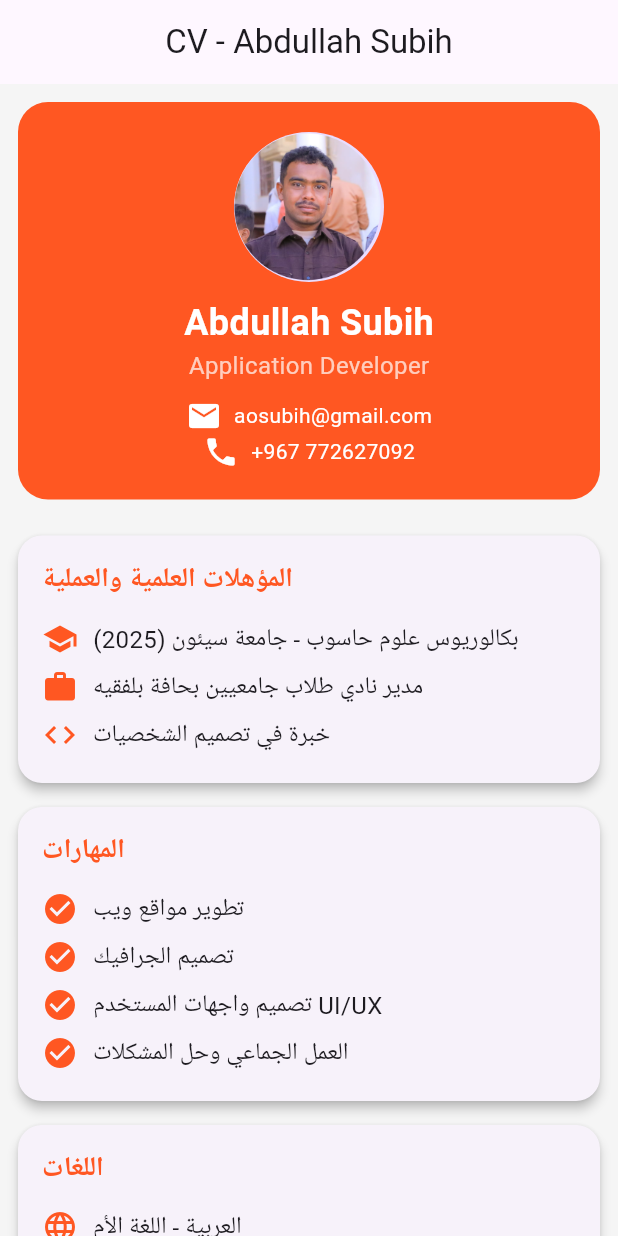
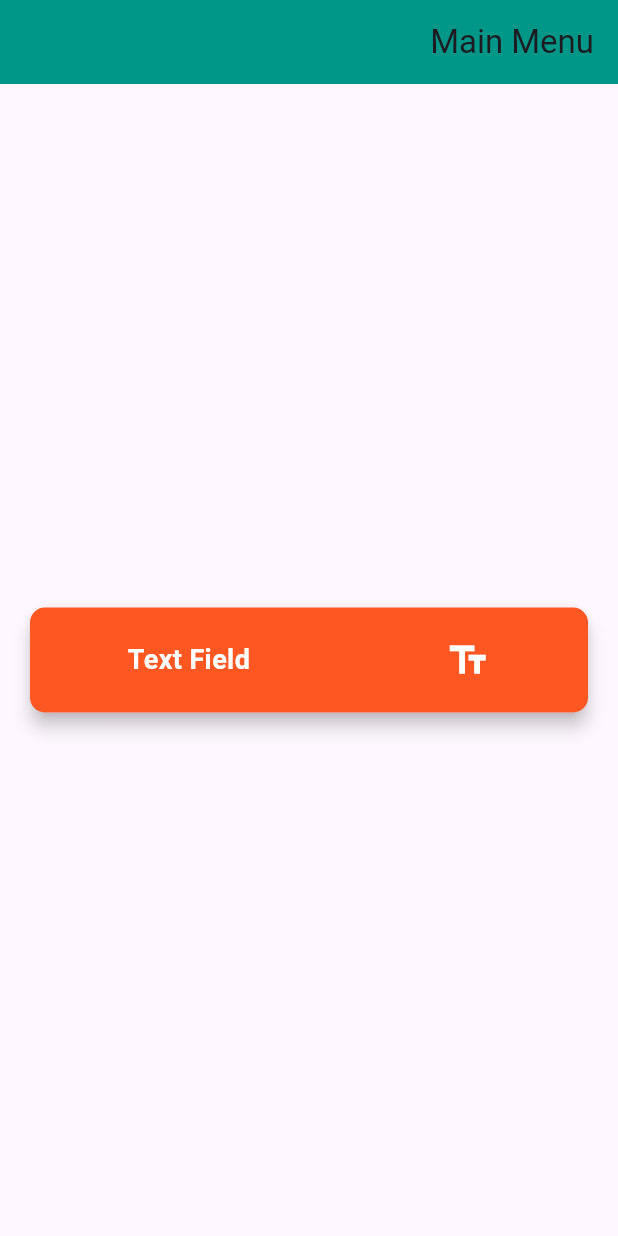
Before and after one commit to aos092/Homeworks_flutter, a Flutter app: the screen it shows after launch, on a phone screen of 412 x 824 dp. Run offline on Flutter 3.47's test engine with Material 3 defaults, Android fonts, the light colour scheme and no system bars; Roboto replaces fonts that are missing (Amiri).

Commit message:
homework textfild

```diff
--- a/lib/main.dart
+++ b/lib/main.dart
@@ -1,182 +1,95 @@
 import 'package:flutter/material.dart';
+/*import 'cv.dart';
+import 'ListView/ListView.builder and drawer.dart';
+import 'ListView/ListView.dart';
+import 'SingleChild.dart';
+import 'bottombar/Indexpage.dart';*/
+import 'Textfild.dart';
 
 void main() {
-  runApp(ProfileApp());
+  runApp(const MyApp());
 }
 
-class ProfileApp extends StatelessWidget {
+class MyApp extends StatelessWidget {
+  const MyApp({Key? key}) : super(key: key);
+
   @override
   Widget build(BuildContext context) {
     return MaterialApp(
       debugShowCheckedModeBanner: false,
       theme: ThemeData(
         primarySwatch: Colors.deepOrange,
-        scaffoldBackgroundColor: Colors.grey[100],
+        fontFamily: 'Amiri',
+        visualDensity: VisualDensity.adaptivePlatformDensity,
       ),
-      home: CVPage(),
+      builder: (context, child) {
+        return Directionality(
+          textDirection: TextDirection.rtl,
+          child: child!,
+        );
+      },
+      home: const FirstPage(),
     );
   }
 }
 
-class CVPage extends StatelessWidget {
+class FirstPage extends StatelessWidget {
+  const FirstPage({super.key});
+
   @override
   Widget build(BuildContext context) {
     return Scaffold(
       appBar: AppBar(
-        title: Text('CV - Abdullah Subih'),
-        centerTitle: true,
+        title: Text('Main Menu'),
+        backgroundColor: Colors.teal,
       ),
-      body: SingleChildScrollView(
-        padding: EdgeInsets.all(12),
+      body: Center(
+        child: SingleChildScrollView(
           child: Column(
+            mainAxisAlignment: MainAxisAlignment.center,
             children: [
-            //
-            Container(
-              padding: EdgeInsets.all(20),
-              decoration: BoxDecoration(
-                color: Colors.deepOrange,
-                borderRadius: BorderRadius.circular(20),
-              ),
-              child: Column(
-                children: [
-                  CircleAvatar(
-                    radius: 50,
-                    backgroundImage: AssetImage('pics/profileimg.png'),
-                  ),
-                  SizedBox(height: 10),
-                  Text(
-                    'Abdullah Subih',
-                    style: TextStyle(
-                      fontSize: 24,
-                      color: Colors.white,
-                      fontWeight: FontWeight.bold,
+              /*_buildNavigationButton(context, 'Single Child', Colors.teal, Icons.child_care, SingleChild()),
+              _buildNavigationButton(context, 'CV', Colors.red, Icons.picture_as_pdf, CV()),
+              _buildNavigationButton(context, 'List', Colors.green, Icons.list, Listview()),
+              _buildNavigationButton(context, 'ListView Builder', Colors.orange, Icons.view_list, Listviewbuilder()),
+              _buildNavigationButton(context, 'Bottom Nav', Colors.purple, Icons.navigation, Indexpage()),*/
+              _buildNavigationButton(context, 'Text Field', Colors.deepOrange, Icons.text_fields, Textfild()),
+            ],
           ),
         ),
+      ),
+    );
+  }
+
+  Widget _buildNavigationButton(BuildContext context, String title, Color color, IconData icon, Widget page) {
+    return Card(
+      margin: const EdgeInsets.symmetric(vertical: 10, horizontal: 20),
+      elevation: 5,
+      child: InkWell(
+        onTap: () {
+          Navigator.push(
+            context,
+            MaterialPageRoute(builder: (context) => page),
+          );
+        },
+        child: Container(
+          padding: EdgeInsets.symmetric(vertical: 20),
+          decoration: BoxDecoration(
+            color: color,
+            borderRadius: BorderRadius.circular(10),
+          ),
+          child: Row(
+            mainAxisAlignment: MainAxisAlignment.spaceAround,
+            children: [
+              Icon(icon, color: Colors.white, size: 30),
               Text(
-                    'Application Developer',
-                    style: TextStyle(
-                      fontSize: 16,
-                      color: Colors.white70,
-                    ),
-                  ),
-                  SizedBox(height: 10),
-                  Row(
-                    mainAxisAlignment: MainAxisAlignment.center,
-                    children: [
-                      Icon(Icons.email, color: Colors.white),
-                      SizedBox(width: 8),
-                      Text(
-                        'aosubih@gmail.com',
-                        style: TextStyle(color: Colors.white),
+                title,
+                style: TextStyle(color: Colors.white, fontSize: 18, fontWeight: FontWeight.bold),
               ),
             ],
           ),
-                  Row(
-                    mainAxisAlignment: MainAxisAlignment.center,
-                    children: [
-                      Icon(Icons.phone, color: Colors.white),
-                      SizedBox(width: 8),
-                      Text(
-                        '+967 772627092',
-                        style: TextStyle(color: Colors.white),
-                      ),
-                    ],
-                  ),
-                ],
-              ),
-            ),
-
-            SizedBox(height: 16),
-
-            // المؤهلات
-            CVSection(
-              title: 'المؤهلات العلمية والعملية',
-              items: [
-                CVItem(Icons.school,
-                    'بكالوريوس علوم حاسوب - جامعة سيئون (2025)'),
-                CVItem(Icons.work,
-                    'مدير نادي طلاب جامعيين بحافة بلفقيه'),
-                CVItem(Icons.code, 'خبرة في تصميم الشخصيات'),
-              ],
-            ),
-
-            // المهارات
-            CVSection(
-              title: 'المهارات',
-              items: [
-                CVItem(Icons.check_circle, 'تطوير مواقع ويب'),
-                CVItem(Icons.check_circle, 'تصميم الجرافيك'),
-                CVItem(Icons.check_circle, 'تصميم واجهات المستخدم UI/UX'),
-                CVItem(Icons.check_circle, 'العمل الجماعي وحل المشكلات'),
-              ],
-            ),
-
-            // اللغات
-            CVSection(
-              title: 'اللغات',
-              items: [
-                CVItem(Icons.language, 'العربية - اللغة الأم'),
-                CVItem(Icons.language, 'الإنجليزية - مستوى جيد جدًا'),
-              ],
-            ),
-          ],
         ),
       ),
     );
   }
 }
-
-class CVSection extends StatelessWidget {
-  final String title;
-  final List<CVItem> items;
-
-  CVSection({required this.title, required this.items});
-
-  @override
-  Widget build(BuildContext context) {
-    return Card(
-      shape: RoundedRectangleBorder(borderRadius: BorderRadius.circular(16)),
-      elevation: 3,
-      margin: EdgeInsets.symmetric(vertical: 8),
-      child: Padding(
-        padding: const EdgeInsets.all(16.0),
-        child: Column(
-          crossAxisAlignment: CrossAxisAlignment.start,
-          children: [
-            Text(
-              title,
-              style: TextStyle(
-                fontSize: 18,
-                fontWeight: FontWeight.bold,
-                color: Colors.deepOrange,
-              ),
-            ),
-            SizedBox(height: 10),
-            ...items.map((item) => Padding(
-              padding: const EdgeInsets.symmetric(vertical: 4.0),
-              child: Row(
-                children: [
-                  Icon(item.icon, color: Colors.deepOrange),
-                  SizedBox(width: 10),
-                  Expanded(
-                    child: Text(
-                      item.text,
-                      style: TextStyle(fontSize: 16),
-                    ),
-                  ),
-                ],
-              ),
-            )),
-          ],
-        ),
-      ),
-    );
-  }
-}
-
-class CVItem {
-  final IconData icon;
-  final String text;
-
-  CVItem(this.icon, this.text);
-}
```
Also changed, not shown: lib/Textfild.dart (added, +167 -0 lines), 1 other file. Lines whose indentation alone changed are shown as unchanged.
